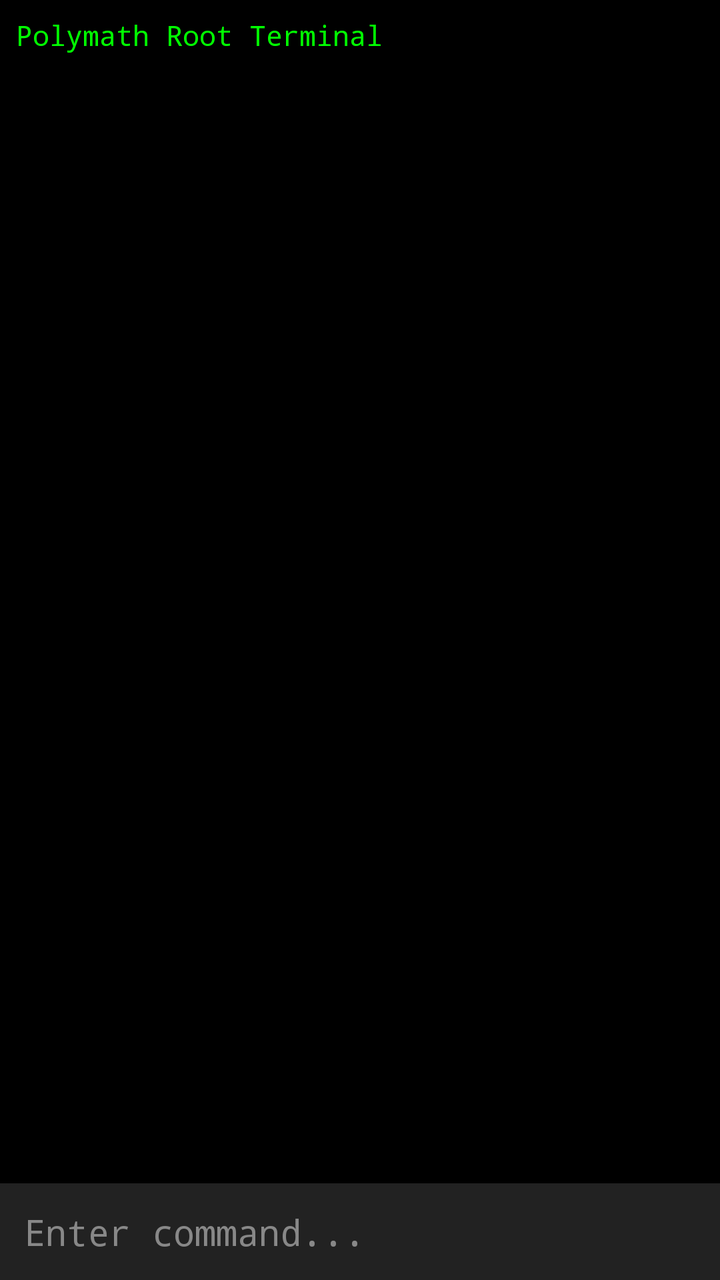
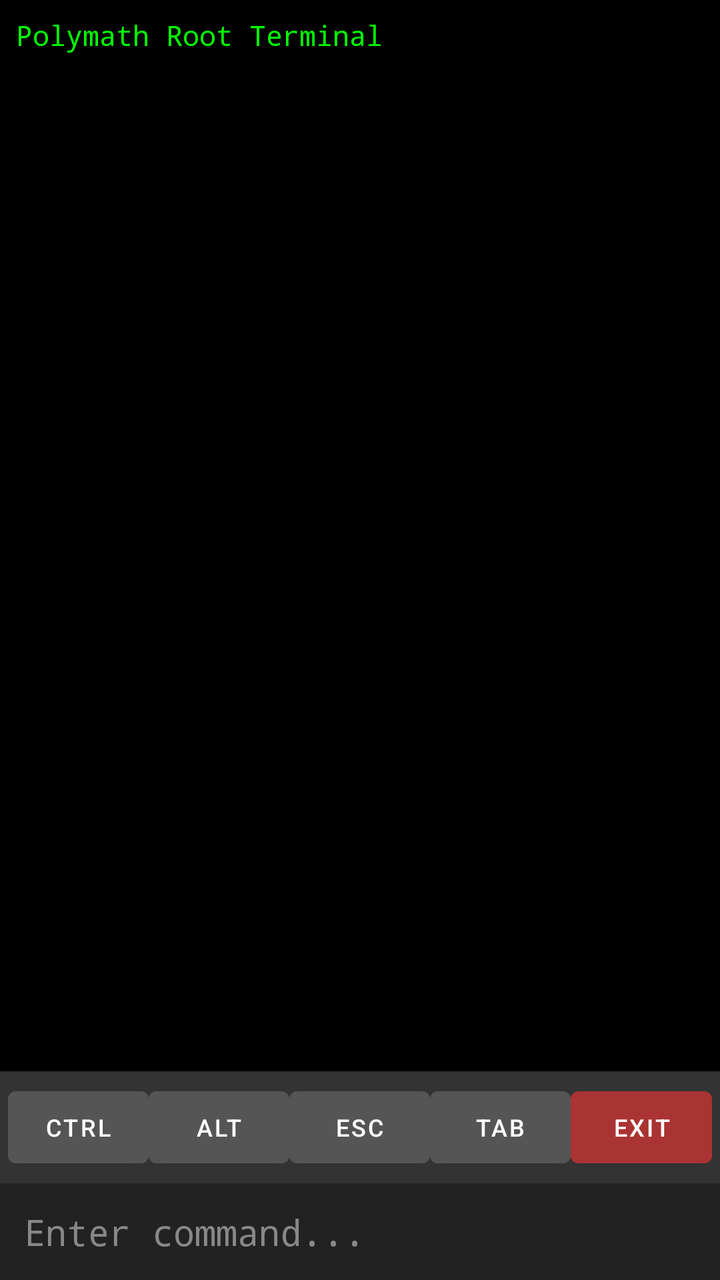

An Android layout rendered at two revisions. The XML below is the earlier revision; the diff shows what the commit changed to produce the second picture.
<!-- AndroidManifest.xml: activity theme Theme.MaterialComponents.DayNight.NoActionBar -->
<!-- res/layout/activity_terminal.xml -->
<?xml version="1.0" encoding="utf-8"?>
<LinearLayout xmlns:android="http://schemas.android.com/apk/res/android"
    android:layout_width="match_parent"
    android:layout_height="match_parent"
    android:orientation="vertical"
    android:background="#000000">

    <ScrollView
        android:id="@+id/svTerminal"
        android:layout_width="match_parent"
        android:layout_height="0dp"
        android:layout_weight="1"
        android:padding="8dp">

        <TextView
            android:id="@+id/tvOutput"
            android:layout_width="match_parent"
            android:layout_height="wrap_content"
            android:textColor="#00FF00"
            android:fontFamily="monospace"
            android:textSize="14sp"
            android:text="Polymath Root Terminal\n" />
    </ScrollView>

    <EditText
        android:id="@+id/etInput"
        android:layout_width="match_parent"
        android:layout_height="wrap_content"
        android:hint="Enter command..."
        android:textColorHint="#888888"
        android:textColor="#FFFFFF"
        android:fontFamily="monospace"
        android:inputType="textNoSuggestions"
        android:imeOptions="actionSend"
        android:background="#222222"
        android:padding="12dp" />

</LinearLayout>
<!-- resources referenced by this layout -->
<resources>

</resources>

<!-- the commit's change to res/layout/activity_terminal.xml (unified diff, before → after) -->
@@ -22,6 +22,65 @@
             android:text="Polymath Root Terminal\n" />
     </ScrollView>
 
+    <LinearLayout
+        android:layout_width="match_parent"
+        android:layout_height="wrap_content"
+        android:orientation="horizontal"
+        android:background="#333333"
+        android:padding="4dp">
+        
+        <Button
+            android:id="@+id/btnCtrl"
+            android:layout_width="0dp"
+            android:layout_height="wrap_content"
+            android:layout_weight="1"
+            android:text="Ctrl"
+            android:textSize="12sp"
+            android:textColor="#FFFFFF"
+            android:backgroundTint="#555555" />
+            
+        <Button
+            android:id="@+id/btnAlt"
+            android:layout_width="0dp"
+            android:layout_height="wrap_content"
+            android:layout_weight="1"
+            android:text="Alt"
+            android:textSize="12sp"
+            android:textColor="#FFFFFF"
+            android:backgroundTint="#555555" />
+            
+        <Button
+            android:id="@+id/btnEsc"
+            android:layout_width="0dp"
+            android:layout_height="wrap_content"
+            android:layout_weight="1"
+            android:text="Esc"
+            android:textSize="12sp"
+            android:textColor="#FFFFFF"
+            android:backgroundTint="#555555" />
+            
+        <Button
+            android:id="@+id/btnTab"
+            android:layout_width="0dp"
+            android:layout_height="wrap_content"
+            android:layout_weight="1"
+            android:text="Tab"
+            android:textSize="12sp"
+            android:textColor="#FFFFFF"
+            android:backgroundTint="#555555" />
+            
+        <Button
+            android:id="@+id/btnExit"
+            android:layout_width="0dp"
+            android:layout_height="wrap_content"
+            android:layout_weight="1"
+            android:text="Exit"
+            android:textSize="12sp"
+            android:textColor="#FFFFFF"
+            android:backgroundTint="#AA3333" />
+            
+    </LinearLayout>
+
     <EditText
         android:id="@+id/etInput"
         android:layout_width="match_parent"
